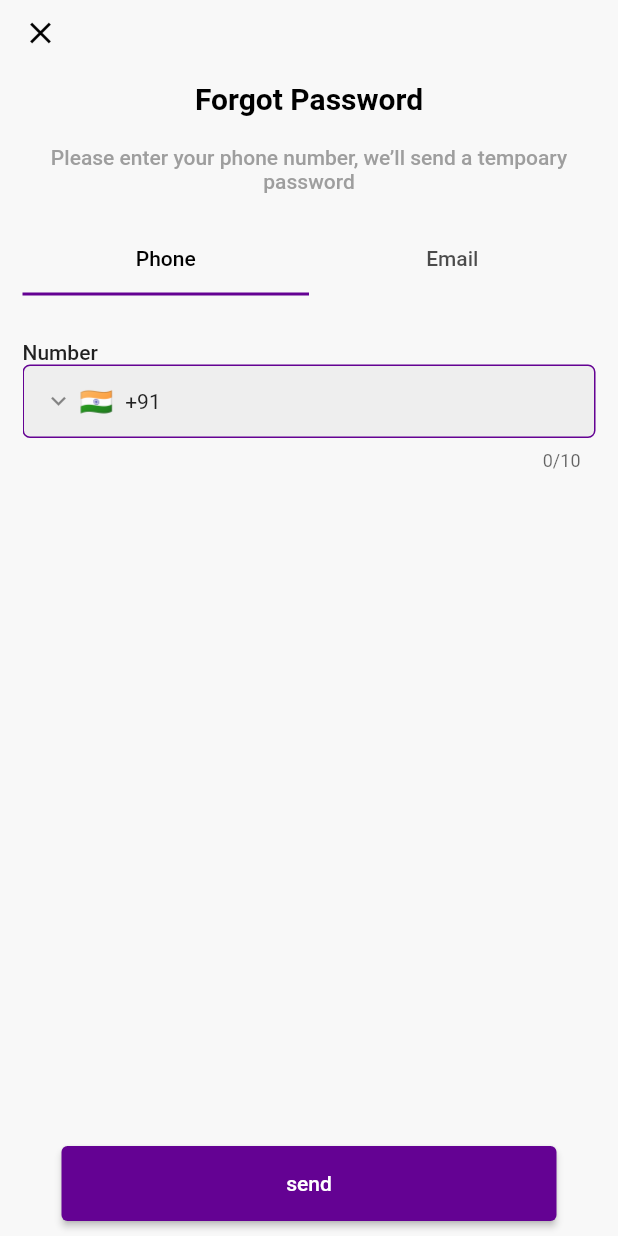
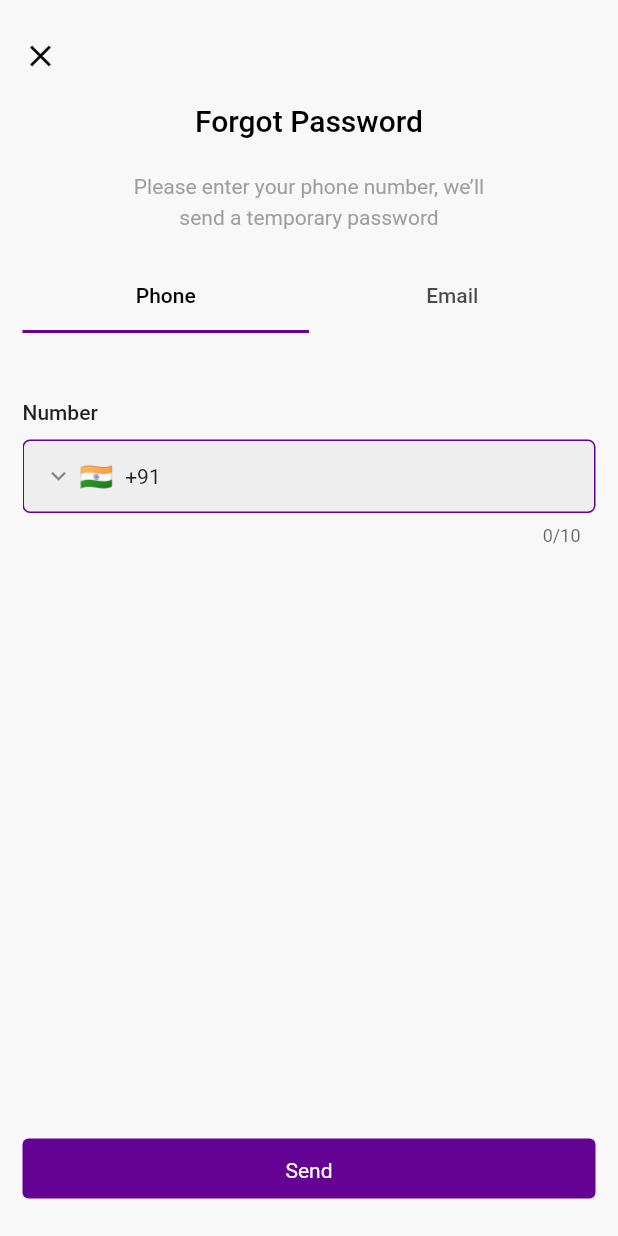
Before and after one commit to baidya07/hugeAll_delivery_app, a Flutter app: the LoginPage screen opened by its route, after a tap on "Forgot Password?", on a phone screen of 412 x 824 dp. Run offline on Flutter 3.47's test engine with Material 2 defaults, Android fonts, the phone set to English and light mode, and no system bars; drawn by our look-alikes of intl_phone_field; our stand-ins replace another_flushbar, auto_route, cached_network_image, carousel_slider, device_info, device_preview and 12 more.

Commit message:
fix: bug

```diff
--- a/lib/core/presentation/routes/router.dart
+++ b/lib/core/presentation/routes/router.dart
@@ -1,5 +1,6 @@
 import 'package:auto_route/auto_route.dart';
 import 'package:hugeall_delivery_app/features/auth/fp_page/forgot_password_page.dart';
+import 'package:hugeall_delivery_app/features/pdf/pdf_view.dart';
 
 import '../../../features/auth/login_page.dart';
 import '../../../features/splash/splash_screen.dart';
@@ -8,6 +9,8 @@ import '../../../features/splash/splash_screen.dart';
   replaceInRouteName: 'Page,Route',
   routes: <AutoRoute>[
     AutoRoute(page: SplashPage, initial: true),
+// AutoRoute(page: PDFViewPage, initial: true),
+
     AutoRoute(
       page: ForgotPasswordPage,
     ),
--- a/lib/features/auth/fp_page/email_page.dart
+++ b/lib/features/auth/fp_page/email_page.dart
@@ -1,4 +1,5 @@
 import 'package:flutter/material.dart';
+import 'package:hugeall_delivery_app/core/presentation/resources/size_constants.dart';
 import 'package:hugeall_delivery_app/features/button/buttons.dart';
 
 class EmailPage extends StatelessWidget {
@@ -21,6 +22,7 @@ class EmailPage extends StatelessWidget {
                     .bodyText2
                     ?.copyWith(fontWeight: FontWeight.w500),
               ),
+              SBC.lH,
               const TextField(
                   // decoration: InputDecoration(
                   //     border: OutlineInputBorder(
--- a/lib/features/auth/fp_page/forgot_password_page.dart
+++ b/lib/features/auth/fp_page/forgot_password_page.dart
@@ -34,12 +34,12 @@ class _ForgotPasswordPageState extends State<ForgotPasswordPage>
     return Scaffold(
       body: SafeArea(
         child: Padding(
-          padding: const EdgeInsets.symmetric(horizontal: 15, vertical: 10),
+          padding: const EdgeInsets.symmetric(horizontal: 15, vertical: 25),
           child: Column(
             mainAxisSize: MainAxisSize.min,
             crossAxisAlignment: CrossAxisAlignment.start,
             children: [
-              Icon(
+              const Icon(
                 Icons.close_outlined,
                 color: Colors.black,
               ),
@@ -48,18 +48,19 @@ class _ForgotPasswordPageState extends State<ForgotPasswordPage>
                 child: Text(
                   'Forgot Password',
                   style: Theme.of(context).textTheme.headline5?.copyWith(
-                      color: Colors.black, fontWeight: FontWeight.w700),
-                  textAlign: TextAlign.center,
+                      color: Colors.black, fontWeight: FontWeight.w500),
                 ),
               ),
               SBC.xxLH,
-              Text(
-                'Please enter your phone number, we’ll send a tempoary password',
-                textAlign: TextAlign.center,
-                style: Theme.of(context)
-                    .textTheme
-                    .bodyText2
-                    ?.copyWith(color: Colors.grey, fontWeight: FontWeight.w500),
+              Center(
+                child: Text(
+                  'Please enter your phone number, we’ll\nsend a temporary password',
+                  textAlign: TextAlign.center,
+                  style: Theme.of(context).textTheme.bodyText2?.copyWith(
+                      color: Colors.grey,
+                      fontWeight: FontWeight.w400,
+                      height: 1.5),
+                ),
               ),
               SBC.xxLH,
               TabBar(
@@ -75,12 +76,13 @@ class _ForgotPasswordPageState extends State<ForgotPasswordPage>
                       text: 'Email',
                     ),
                   ]),
+              SBC.xLH,
               Expanded(
                 child: TabBarView(
                     controller: _controller,
-                    children: [NumberPage(), EmailPage()]),
+                    children: const [NumberPage(), EmailPage()]),
               ),
-              ButtonWidget(title: 'send'),
+              ButtonWidget(title: 'Send'),
             ],
           ),
         ),
--- a/lib/features/auth/fp_page/number_page.dart
+++ b/lib/features/auth/fp_page/number_page.dart
@@ -1,4 +1,5 @@
 import 'package:flutter/material.dart';
+import 'package:hugeall_delivery_app/core/presentation/resources/size_constants.dart';
 import 'package:hugeall_delivery_app/features/button/buttons.dart';
 import 'package:intl_phone_field/intl_phone_field.dart';
 
@@ -27,6 +28,7 @@ class _NumberPageState extends State<NumberPage> {
                   .bodyText2
                   ?.copyWith(fontWeight: FontWeight.w500),
             ),
+            SBC.lH,
             IntlPhoneField(
               flagsButtonPadding: const EdgeInsets.only(left: 10),
               dropdownIcon: const Icon(
--- a/lib/features/auth/login_page.dart
+++ b/lib/features/auth/login_page.dart
@@ -5,6 +5,7 @@ import 'package:flutter_svg/flutter_svg.dart';
 import 'package:hugeall_delivery_app/core/presentation/resources/size_constants.dart';
 import 'package:hugeall_delivery_app/core/presentation/resources/ui_assets.dart';
 import 'package:hugeall_delivery_app/core/presentation/routes/router.gr.dart';
+import 'package:hugeall_delivery_app/core/presentation/widget/forms/buttons.dart';
 
 class LoginPage extends StatefulWidget {
   const LoginPage({Key? key}) : super(key: key);
@@ -18,11 +19,11 @@ class _LoginPageState extends State<LoginPage> {
   @override
   Widget build(BuildContext context) {
     return Scaffold(
-      bottomNavigationBar: _BottomWidget(),
+      bottomNavigationBar: const _BottomWidget(),
       body: SingleChildScrollView(
         child: SafeArea(
           child: Padding(
-            padding: const EdgeInsets.symmetric(horizontal: 15, vertical: 10),
+            padding: const EdgeInsets.symmetric(horizontal: 15, vertical: 25),
             child: Column(
               children: [
                 Column(
@@ -57,17 +58,21 @@ class _LoginPageState extends State<LoginPage> {
                       style: Theme.of(context).textTheme.bodyText2?.copyWith(
                           color: Colors.black, fontWeight: FontWeight.w500),
                     ),
+                    SBC.lH,
                     TextFormField(),
-                    SBC.lH,
+                    SBC.xxLH,
                     Text(
                       'Password',
                       style: Theme.of(context).textTheme.bodyText2?.copyWith(
                           color: Colors.black, fontWeight: FontWeight.w500),
                     ),
+                    SBC.lH,
                     TextFormField(
                       obscureText: true,
                       decoration: const InputDecoration(
-                          suffixIcon: Icon(Icons.visibility_outlined)),
+                          suffixIcon: Icon(Icons.visibility_outlined),
+                          border: OutlineInputBorder(
+                              borderSide: BorderSide(color: Colors.grey))),
                     ),
                   ],
                 ),
@@ -78,7 +83,10 @@ class _LoginPageState extends State<LoginPage> {
                       // mainAxisAlignment: MainAxisAlignment.start,
                       // crossAxisAlignment: CrossAxisAlignment.start,
                       children: [
-                        Checkbox(
+                        Container(
+                          color: Colors.red,
+                          child: Checkbox(
+                            visualDensity: VisualDensity(horizontal: 1),
                             side: const BorderSide(color: Colors.grey),
                             onChanged: (value) {
                               setState(() {
@@ -87,12 +95,13 @@ class _LoginPageState extends State<LoginPage> {
                             },
                             value: false,
                           ),
+                        ),
                         const Text('Remember me'),
                       ],
                     ),
                     InkWell(
                       onTap: () {
-                        context.router.push(ForgotPasswordRoute());
+                        context.router.push(const ForgotPasswordRoute());
                       },
                       child: Text(
                         'Forgot Password?',
@@ -105,13 +114,7 @@ class _LoginPageState extends State<LoginPage> {
                 ),
                 SBC.xxLH,
                 Center(
-                  child: ElevatedButton(
-                      style: ElevatedButton.styleFrom(
-                          primary: const Color(0xff640293),
-                          maximumSize: const Size(330, 50),
-                          minimumSize: const Size(330, 50)),
-                      onPressed: () {},
-                      child: const Text('Login')),
+                  child: PrimaryButton(onPressed: () {}, title: 'Login'),
                 ),
               ],
             ),
@@ -129,7 +132,9 @@ class _BottomWidget extends StatelessWidget {
 
   @override
   Widget build(BuildContext context) {
-    return Row(
+    return Padding(
+      padding: const EdgeInsets.symmetric(vertical: 25.0),
+      child: Row(
         mainAxisAlignment: MainAxisAlignment.center,
         children: [
           Text(
@@ -146,6 +151,7 @@ class _BottomWidget extends StatelessWidget {
                 color: const Color(0xff144FFF), fontWeight: FontWeight.w500),
           ),
         ],
+      ),
     );
   }
 }
--- a/lib/features/button/buttons.dart
+++ b/lib/features/button/buttons.dart
@@ -1,4 +1,5 @@
 import 'package:flutter/material.dart';
+import 'package:hugeall_delivery_app/core/presentation/widget/forms/buttons.dart';
 
 class ButtonWidget extends StatelessWidget {
   String title;
@@ -10,13 +11,7 @@ class ButtonWidget extends StatelessWidget {
   @override
   Widget build(BuildContext context) {
     return Center(
-      child: ElevatedButton(
-          style: ElevatedButton.styleFrom(
-              primary: const Color(0xff640293),
-              maximumSize: const Size(330, 50),
-              minimumSize: const Size(330, 50)),
-          onPressed: () {},
-          child: Text(title)),
+      child: PrimaryButton(onPressed: () {}, title: title),
     );
   }
 }
--- a/lib/features/splash/splash_screen.dart
+++ b/lib/features/splash/splash_screen.dart
@@ -124,7 +124,7 @@ class _BodyText extends StatelessWidget {
     return Text(
       title,
       style: Theme.of(context).textTheme.subtitle2!.copyWith(
-          color: const Color.fromARGB(255, 123, 122, 122), height: 1.6),
+          color: const Color.fromARGB(255, 167, 167, 167), height: 1.6),
     );
   }
 }
--- a/pubspec.yaml
+++ b/pubspec.yaml
@@ -90,6 +90,7 @@ dependencies:
   dots_indicator: ^2.1.0
   intl_phone_field: ^3.1.0
 
+
 dev_dependencies:
   flutter_test:
     sdk: flutter
@@ -131,6 +132,7 @@ flutter:
   assets:
     - assets/images/
     - assets/svg/
+    - assets/pdf/
 
   # An image asset can refer to one or more resolution-specific "variants", see
   # https://flutter.dev/assets-and-images/#resolution-aware
```
Also changed, not shown: lib/features/pdf/pdf_view.dart (added, +135 -0 lines), 5 other files. Lines whose indentation alone changed are shown as unchanged.
